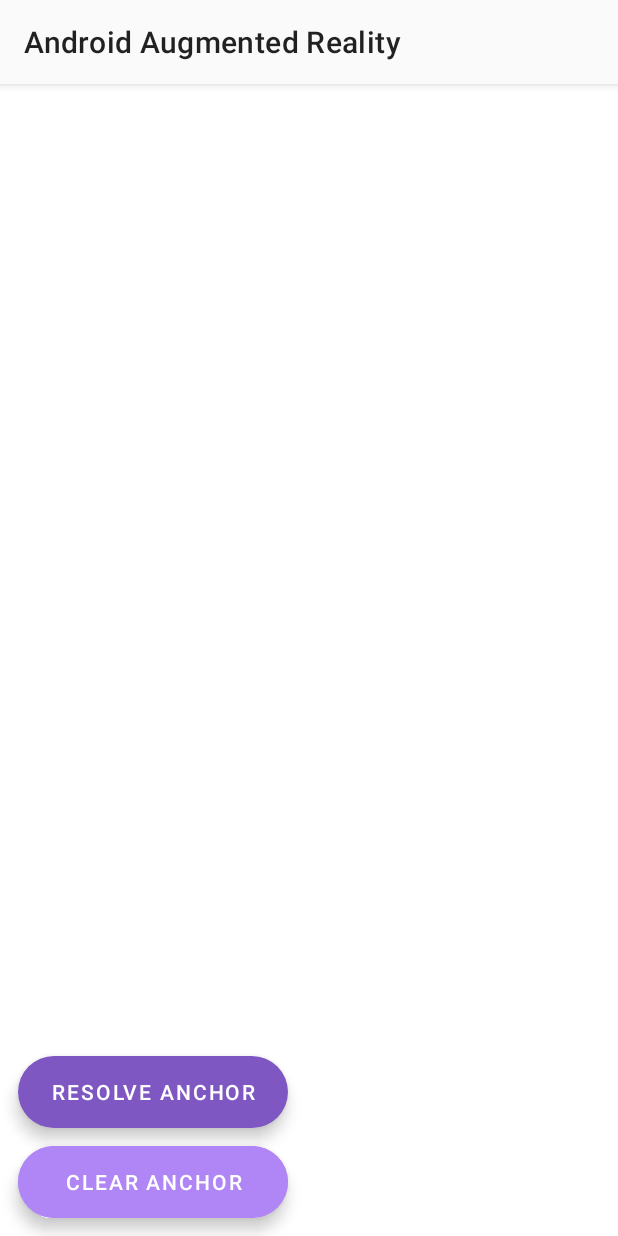
After one commit to anacoimbrag/android-augmented-reality, an Android app: the CloudAnchorActivity screen opened directly, with no data from a screen before it, on a phone screen of 412 x 824 dp. The commit adds this screen. Run offline under Robolectric (Android 15) with nearby library versions, the light colour scheme and no system bars; libraries missing offline, so code that uses them is left out: com.google.ar.core, com.google.ar.sceneform; 6 statements that could not run were skipped.

Commit message:
created cloud anchor functionality

```diff
--- a/app/build.gradle
+++ b/app/build.gradle
@@ -43,6 +43,8 @@ dependencies {
     implementation 'com.google.ar.sceneform.ux:sceneform-ux:1.15.0'
     implementation 'com.google.ar.sceneform:assets:1.15.0'
 
+    implementation 'org.koin:koin-android:2.1.5'
+
     testImplementation 'junit:junit:4.12'
     androidTestImplementation 'androidx.test.ext:junit:1.1.1'
     androidTestImplementation 'androidx.test.espresso:espresso-core:3.2.0'
--- /dev/null
+++ b/app/src/main/java/dev/anacoimbra/androidaugmentedreality/activity/CloudAnchorActivity.kt
@@ -0,0 +1,210 @@
+package dev.anacoimbra.androidaugmentedreality.activity
+
+import android.content.Context
+import android.content.Intent
+import android.net.Uri
+import android.os.Bundle
+import android.os.Handler
+import android.util.Log
+import android.view.View
+import android.view.ViewGroup
+import androidx.annotation.StringRes
+import androidx.appcompat.app.AlertDialog
+import androidx.appcompat.app.AppCompatActivity
+import androidx.appcompat.widget.AppCompatEditText
+import com.google.android.material.snackbar.Snackbar
+import com.google.ar.core.Anchor
+import com.google.ar.core.HitResult
+import com.google.ar.core.Plane
+import com.google.ar.sceneform.AnchorNode
+import com.google.ar.sceneform.assets.RenderableSource
+import com.google.ar.sceneform.rendering.ModelRenderable
+import com.google.ar.sceneform.ux.TransformableNode
+import dev.anacoimbra.androidaugmentedreality.AnchorManager
+import dev.anacoimbra.androidaugmentedreality.R
+import dev.anacoimbra.androidaugmentedreality.fragment.CloudAnchorFragment
+import kotlinx.android.synthetic.main.activity_ar.*
+import kotlinx.android.synthetic.main.cloud_anchor.*
+import kotlinx.android.synthetic.main.cloud_anchor.view.*
+
+class CloudAnchorActivity : AppCompatActivity() {
+
+    enum class AnchorState {
+        NONE,
+        HOSTING,
+        HOSTED,
+        RESOLVING,
+        RESOLVED
+    }
+
+    private val arFragment = CloudAnchorFragment()
+    private var cloudAnchor: Anchor? = null
+    private lateinit var renderable: ModelRenderable
+
+    private var state = AnchorState.NONE
+
+    override fun onCreate(savedInstanceState: Bundle?) {
+        super.onCreate(savedInstanceState)
+
+        setContentView(R.layout.activity_ar)
+
+        supportFragmentManager.beginTransaction().replace(R.id.fragment_ar, arFragment).commit()
+
+        renderModel()
+
+        val view = layoutInflater.inflate(R.layout.cloud_anchor, container)
+
+        view.btnClear.setOnClickListener {
+            clearCloudAnchor()
+        }
+
+        view.btnRetrieve.setOnClickListener {
+            resolveCloudAnchor()
+        }
+
+        Handler().postDelayed({
+            hostCloudAnchor()
+            arFragment.arSceneView.scene.addOnUpdateListener {
+                checkState()
+            }
+        }, 300)
+    }
+
+    private fun cloudAnchor(newAnchor: Anchor?) {
+        cloudAnchor?.detach()
+        cloudAnchor = newAnchor
+        state = AnchorState.NONE
+    }
+
+    private fun hostCloudAnchor() {
+        arFragment.setOnTapArPlaneListener { hitResult, plane, _ ->
+            if (plane.type != Plane.Type.HORIZONTAL_UPWARD_FACING)
+                return@setOnTapArPlaneListener
+
+            val anchor = arFragment.arSceneView.session?.hostCloudAnchor(hitResult.createAnchor())
+            cloudAnchor(anchor)
+            state = AnchorState.HOSTING
+            showMessage(R.string.message_hosting_anchor)
+            val anchorNode = createAnchorNode(hitResult)
+            createTransformableNode(anchorNode)
+        }
+    }
+
+    private fun resolveCloudAnchor() {
+        if (cloudAnchor != null) {
+            showMessage(R.string.error_clear_anchor)
+            return
+        }
+
+        buildDialog()
+    }
+
+    private fun buildDialog() {
+        val editText = AppCompatEditText(this).apply {
+            layoutParams = ViewGroup.LayoutParams(
+                ViewGroup.LayoutParams.MATCH_PARENT,
+                ViewGroup.LayoutParams.WRAP_CONTENT
+            )
+        }
+        AlertDialog.Builder(this)
+            .setTitle(R.string.title_resolve_anchor)
+            .setMessage(R.string.text_resolve_anchor)
+            .setView(editText)
+            .setPositiveButton(android.R.string.ok) { dialog, _ ->
+                startResolving(editText.text.toString())
+                dialog.dismiss()
+            }.show()
+    }
+
+    private fun startResolving(code: String) {
+        val cloudId = AnchorManager.getCloudAnchorId(code)
+        val resolvedCloudAnchor = arFragment.arSceneView.session?.resolveCloudAnchor(cloudId)
+        cloudAnchor(resolvedCloudAnchor)
+        state = AnchorState.RESOLVING
+        showMessage(R.string.message_resolving_anchor)
+        createTransformableNode(AnchorNode(resolvedCloudAnchor).apply { setParent(arFragment.arSceneView.scene) })
+    }
+
+    private fun clearCloudAnchor() {
+        cloudAnchor(null)
+        txtMessage.visibility = View.GONE
+    }
+
+    private fun checkState() {
+        val anchorState = cloudAnchor?.cloudAnchorState
+        when (state) {
+            AnchorState.RESOLVING -> {
+                if (anchorState?.isError == true) {
+                    showMessage(R.string.error_resolved_anchor)
+                } else if (anchorState == Anchor.CloudAnchorState.SUCCESS) {
+                    state = AnchorState.RESOLVED
+                    showMessage(R.string.message_resolved_anchor)
+                }
+            }
+            AnchorState.HOSTING -> {
+                if (anchorState?.isError == true) {
+                    showMessage(R.string.error_hosted_anchor)
+                } else if (anchorState == Anchor.CloudAnchorState.SUCCESS) {
+                    val id = cloudAnchor?.cloudAnchorId ?: return
+                    val code = AnchorManager.saveCloudAnchorId(id)
+                    state = AnchorState.HOSTED
+                    showMessage(getString(R.string.message_host_anchor, code))
+                }
+            }
+            else -> return
+        }
+    }
+
+    private fun renderModel() {
+        ModelRenderable.builder()
+            .setSource(
+                this, RenderableSource.builder()
+                    .setSource(this, Uri.parse("fox/fox.gltf"), RenderableSource.SourceType.GLTF2)
+                    .setScale(0.3f)
+                    .setRecenterMode(RenderableSource.RecenterMode.CENTER)
+                    .build()
+            )
+            .setRegistryId("Fox")
+            .build()
+            .thenAccept { renderable ->
+                this.renderable = renderable
+            }
+            .exceptionally { error ->
+                Log.e(TAG, error.localizedMessage, error)
+                Snackbar.make(
+                    findViewById(android.R.id.content),
+                    R.string.error_loading_model,
+                    Snackbar.LENGTH_SHORT
+                ).show()
+                return@exceptionally null
+            }
+    }
+
+    private fun createAnchorNode(hitResult: HitResult) =
+        AnchorNode(hitResult.createAnchor()).apply {
+            setParent(arFragment.arSceneView.scene)
+        }
+
+    private fun createTransformableNode(anchorNode: AnchorNode) =
+        TransformableNode(arFragment.transformationSystem).apply {
+            setParent(anchorNode)
+            renderable = this@CloudAnchorActivity.renderable
+            select()
+        }
+
+    private fun showMessage(@StringRes message: Int) {
+        txtMessage.visibility = View.VISIBLE
+        txtMessage.setText(message)
+    }
+
+    private fun showMessage(message: String) {
+        txtMessage.visibility = View.VISIBLE
+        txtMessage.text = message
+    }
+
+    companion object {
+        private const val TAG = "Cloud Anchor"
+        fun start(context: Context) =
+            context.startActivity(Intent(context, CloudAnchorActivity::class.java))
+    }
+}
--- a/app/src/main/java/dev/anacoimbra/androidaugmentedreality/activity/MainActivity.kt
+++ b/app/src/main/java/dev/anacoimbra/androidaugmentedreality/activity/MainActivity.kt
@@ -5,7 +5,7 @@ import android.os.Handler
 import android.view.View
 import androidx.appcompat.app.AppCompatActivity
 import com.google.ar.core.ArCoreApk
-import dev.anacoimbra.androidaugmentedreality.MainAdapter
+import dev.anacoimbra.androidaugmentedreality.adapter.MainAdapter
 import dev.anacoimbra.androidaugmentedreality.R
 import kotlinx.android.synthetic.main.activity_main.*
 
@@ -16,7 +16,8 @@ class MainActivity : AppCompatActivity() {
         super.onCreate(savedInstanceState)
         setContentView(R.layout.activity_main)
 
-        mainItems.adapter = MainAdapter()
+        mainItems.adapter =
+            MainAdapter()
         maybeEnableButtons()
     }
 
--- /dev/null
+++ b/app/src/main/java/dev/anacoimbra/androidaugmentedreality/fragment/CloudAnchorFragment.kt
@@ -0,0 +1,34 @@
+package dev.anacoimbra.androidaugmentedreality.fragment
+
+import android.util.Log
+import android.widget.Toast
+import com.google.ar.core.Config
+import com.google.ar.core.Session
+import com.google.ar.core.exceptions.*
+import com.google.ar.sceneform.ux.BaseArFragment
+import dev.anacoimbra.androidaugmentedreality.R
+
+class CloudAnchorFragment : BaseArFragment() {
+    override fun getSessionConfiguration(session: Session?): Config =
+        Config(session).apply {
+            cloudAnchorMode = Config.CloudAnchorMode.ENABLED
+        }
+
+    override fun getSessionFeatures(): MutableSet<Session.Feature> = mutableSetOf()
+
+    override fun handleSessionException(sessionException: UnavailableException?) {
+        val message = when (sessionException) {
+            is UnavailableArcoreNotInstalledException -> R.string.error_install_arcore
+            is UnavailableApkTooOldException -> R.string.error_update_arcore
+            is UnavailableSdkTooOldException -> R.string.error_update_app
+            is UnavailableDeviceNotCompatibleException -> R.string.error_unsupported_device
+            else -> R.string.error_generic_arcore
+        }
+        Log.e("CloudAnchorFragment", "Error: $message", sessionException)
+        Toast.makeText(requireActivity(), message, Toast.LENGTH_LONG).show()
+    }
+
+    override fun getAdditionalPermissions(): Array<String> = emptyArray()
+
+    override fun isArRequired(): Boolean = true
+}
--- a/app/src/main/res/layout/activity_ar.xml
+++ b/app/src/main/res/layout/activity_ar.xml
@@ -1,6 +1,7 @@
 <?xml version="1.0" encoding="utf-8"?>
 <FrameLayout xmlns:android="http://schemas.android.com/apk/res/android"
     xmlns:tools="http://schemas.android.com/tools"
+    android:id="@+id/container"
     android:layout_width="match_parent"
     android:layout_height="match_parent"
     tools:context=".activity.ObjectPlacementActivity">
--- /dev/null
+++ b/app/src/main/res/layout/cloud_anchor.xml
@@ -0,0 +1,44 @@
+<?xml version="1.0" encoding="utf-8"?>
+<androidx.constraintlayout.widget.ConstraintLayout xmlns:android="http://schemas.android.com/apk/res/android"
+    xmlns:app="http://schemas.android.com/apk/res-auto"
+    xmlns:tools="http://schemas.android.com/tools"
+    android:layout_width="match_parent"
+    android:layout_height="match_parent"
+    android:animateLayoutChanges="true">
+
+    <com.google.android.material.floatingactionbutton.ExtendedFloatingActionButton
+        android:id="@+id/btnClear"
+        style="@style/AnchorButton"
+        android:layout_width="180dp"
+        android:layout_height="wrap_content"
+        android:layout_gravity="bottom|start"
+        android:layout_margin="12dp"
+        android:backgroundTint="@color/secondaryLightColor"
+        android:text="@string/clear_anchor"
+        app:layout_constraintBottom_toTopOf="@id/txtMessage"
+        app:layout_constraintStart_toStartOf="parent" />
+
+    <com.google.android.material.floatingactionbutton.ExtendedFloatingActionButton
+        android:id="@+id/btnRetrieve"
+        style="@style/AnchorButton"
+        android:layout_width="180dp"
+        android:layout_height="wrap_content"
+        android:layout_margin="12dp"
+        android:text="@string/resolve_anchor"
+        app:layout_anchor="@id/btnClear"
+        app:layout_anchorGravity="top"
+        app:layout_constraintBottom_toTopOf="@id/btnClear"
+        app:layout_constraintStart_toStartOf="parent" />
+
+    <com.google.android.material.textview.MaterialTextView
+        android:id="@+id/txtMessage"
+        android:layout_width="match_parent"
+        android:layout_height="wrap_content"
+        android:background="@color/messageColor"
+        android:padding="12dp"
+        android:textColor="@color/primaryLightColor"
+        android:visibility="gone"
+        app:layout_constraintBottom_toBottomOf="parent"
+        tools:text="Some error occurred resolving anchors" />
+
+</androidx.constraintlayout.widget.ConstraintLayout>
--- a/app/src/main/res/values/colors.xml
+++ b/app/src/main/res/values/colors.xml
@@ -12,4 +12,6 @@
     <color name="secondaryDarkColor">#4d2c91</color>
     <color name="primaryTextColor">#000000</color>
     <color name="secondaryTextColor">#ffffff</color>
+
+    <color name="messageColor">#AA000000</color>
 </resources>
--- a/app/src/main/res/values/strings.xml
+++ b/app/src/main/res/values/strings.xml
@@ -12,4 +12,17 @@
     <string name="error_generic_arcore">Could not initialize session</string>
     <string name="image_detected_placeholder">Detected image: %s</string>
     <string name="title_no_ar">Render without AR</string>
+    <string name="title_resolve_anchor">Resolve anchor</string>
+    <string name="text_resolve_anchor">Type the cloud anchor code</string>
+    <string name="close">Close</string>
+    <string name="error_clear_anchor">Please clear the anchor</string>
+    <string name="message_hosting_anchor">Hosting anchor</string>
+    <string name="message_resolving_anchor">Resolving anchor</string>
+    <string name="message_host_anchor">Anchor hosted: %d</string>
+    <string name="message_resolved_anchor">Anchor resolved</string>
+    <string name="error_resolved_anchor">Could not resolve anchor</string>
+    <string name="error_hosted_anchor">Could not host anchor</string>
+    <string name="clear_anchor">Clear Anchor</string>
+    <string name="resolve_anchor">Resolve Anchor</string>
+    <string name="host_anchor">Host Anchor</string>
 </resources>
--- a/app/src/main/res/values/styles.xml
+++ b/app/src/main/res/values/styles.xml
@@ -16,4 +16,10 @@
         <item name="windowNoTitle">true</item>
     </style>
 
+    <style name="AnchorButton" parent="Widget.MaterialComponents.ExtendedFloatingActionButton">
+        <item name="backgroundTint">@color/secondaryColor</item>
+        <item name="android:textColor">@color/secondaryTextColor</item>
+        <item name="android:gravity">center</item>
+    </style>
+
 </resources>
```
Also changed, not shown: app/src/main/AndroidManifest.xml (+10 -0 lines), app/src/main/java/dev/anacoimbra/androidaugmentedreality/AnchorManager.kt (added, +25 -0 lines), app/src/main/java/dev/anacoimbra/androidaugmentedreality/App.kt (added, +19 -0 lines), app/src/main/java/dev/anacoimbra/androidaugmentedreality/Modules.kt (added, +8 -0 lines), app/src/main/java/dev/anacoimbra/androidaugmentedreality/PrefUtils.kt (added, +27 -0 lines), app/src/main/java/dev/anacoimbra/androidaugmentedreality/adapter/MainAdapter.kt (renamed from app/src/main/java/dev/anacoimbra/androidaugmentedreality/MainAdapter.kt, +8 -4 lines), app/src/main/java/dev/anacoimbra/androidaugmentedreality/fragment/SnackUtil.kt (added, +53 -0 lines), 2 other files.
